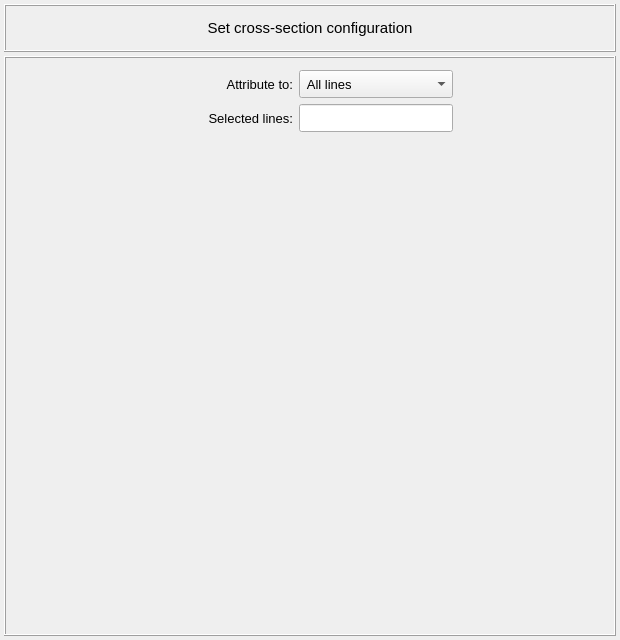
First picture: the form in pulse/interface/data/ui_files/model/setup/cross_section/set_cross_section.ui, repository open-pulse/OpenPulse, before the edit.
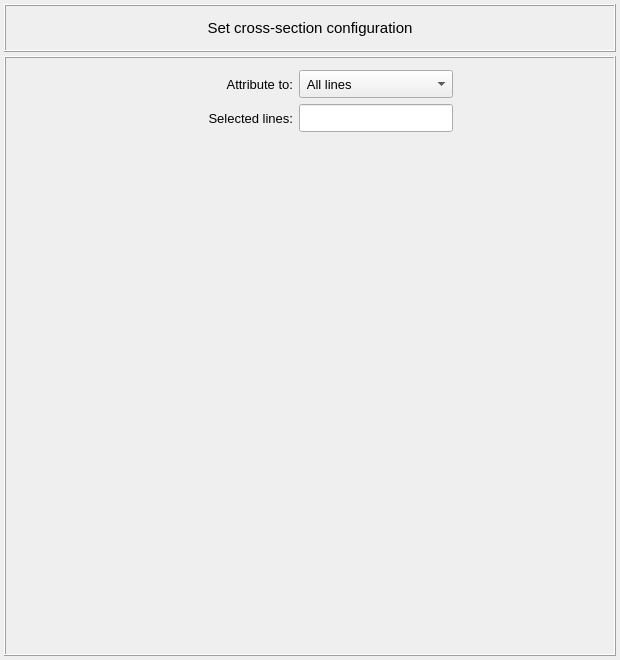
Second picture: the form after the edit. Icons and pictures are not drawn.

The edit to the form file:
```diff
--- a/pulse/interface/data/ui_files/model/setup/cross_section/set_cross_section.ui
+++ b/pulse/interface/data/ui_files/model/setup/cross_section/set_cross_section.ui
@@ -10,7 +10,7 @@
     <x>0</x>
     <y>0</y>
     <width>620</width>
-    <height>640</height>
+    <height>660</height>
    </rect>
   </property>
   <property name="sizePolicy">
@@ -28,7 +28,7 @@
   <property name="maximumSize">
    <size>
     <width>620</width>
-    <height>640</height>
+    <height>660</height>
    </size>
   </property>
   <property name="contextMenuPolicy">
```
